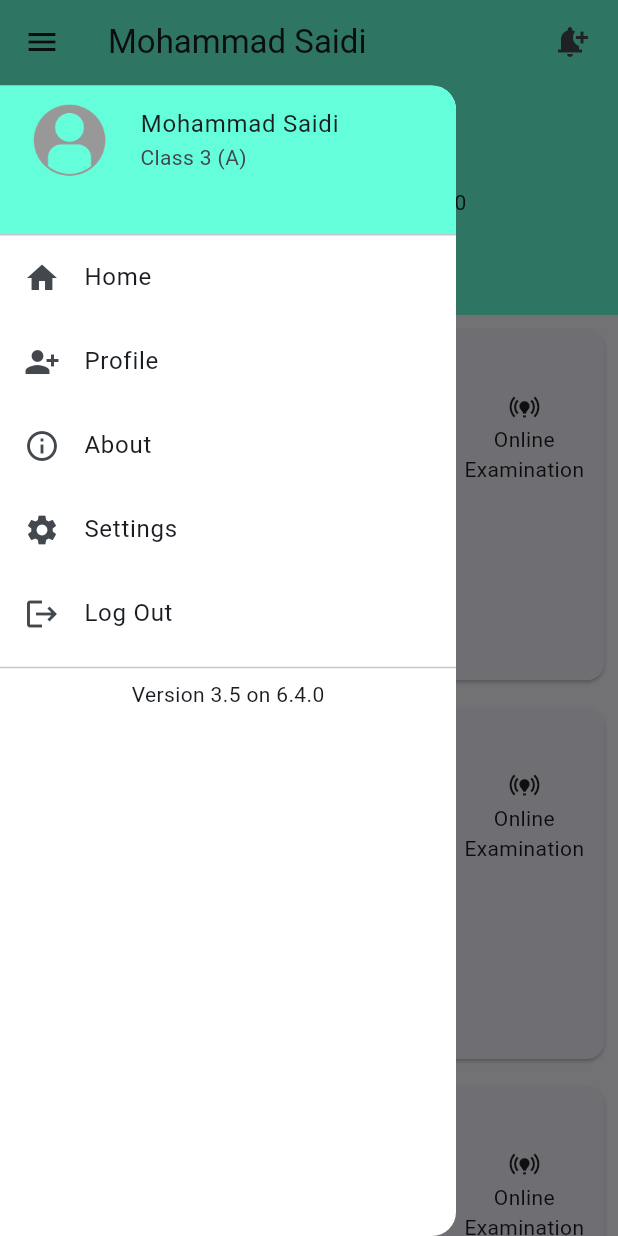
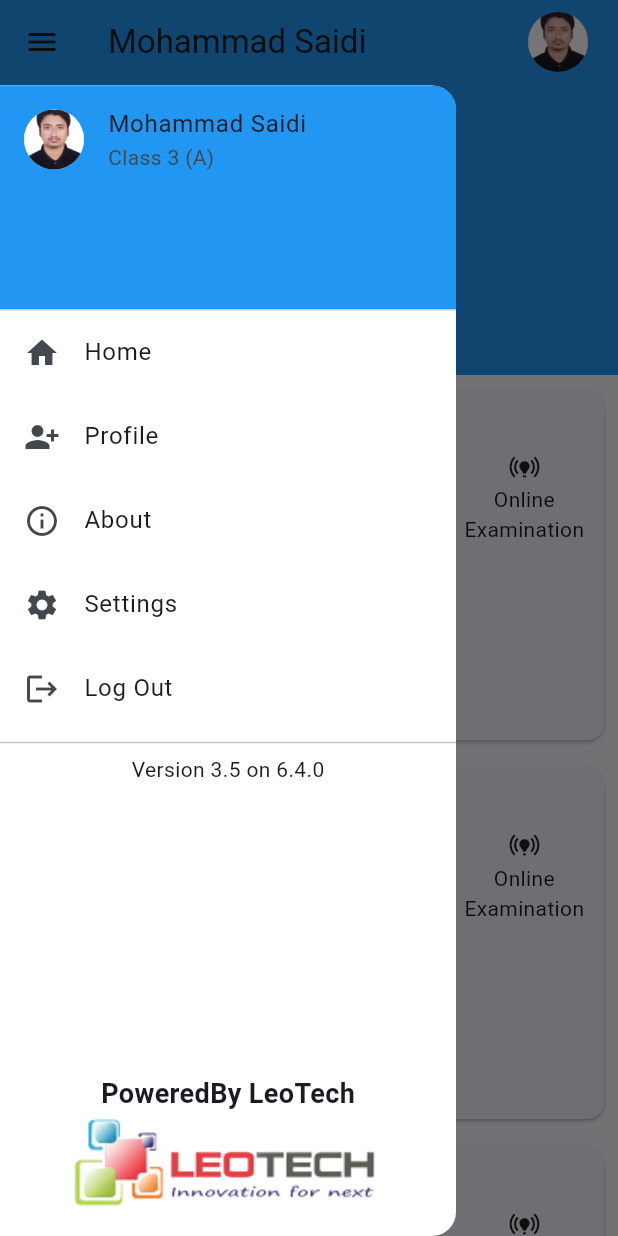
Before and after one commit to Mohammad-Saidi/schoobeeapp, a Flutter app: the screen it shows after launch, with the side drawer open, on a phone screen of 412 x 824 dp. Run offline on Flutter 3.47's test engine with Material 3 defaults, Android fonts, the phone set to English and light mode, and no system bars; our stand-ins replace font_awesome_flutter.

Commit message:
drawer, fees and main file updated

```diff
--- a/lib/main.dart
+++ b/lib/main.dart
@@ -44,22 +44,39 @@ class _MyHomePageState extends State<MyHomePage> {
   Widget build(BuildContext context) {
     var statusBarHeight = MediaQuery.of(context).padding.top;
     var appBarHeight = kToolbarHeight;
+
     return Scaffold(
+
       drawer: const MyDrawer(),
       body: CustomScrollView(
         slivers: <Widget>[
           SliverAppBar(
+
             title: Text('Mohammad Saidi'),
             actions: [
               Padding(
                 padding: EdgeInsets.only(right: 20.0),
-                child: Icon(Icons.notification_add),
+                child: CircleAvatar(
+                  backgroundImage: AssetImage('assets/images/saidi.jpg'),
+                )
               ),
             ],
+
+
             pinned: true,
-            expandedHeight: 210.0,
+            expandedHeight: 250.0,
+            collapsedHeight: 250.0,
+
+
+            // flexibleSpace: FlexibleSpaceBar(
+            //   background: MyFlexibleAppBar(),
+            // ),
+
+
             flexibleSpace: FlexibleSpaceBar(
-              background: MyFlexibleAppBar(),
+              background: ColoredBox(
+                color: Colors.blue,
+              ),
             ),
           ),
 
--- a/lib/widgets/drawer.dart
+++ b/lib/widgets/drawer.dart
@@ -15,15 +15,15 @@ class MyDrawer extends StatelessWidget {
           //padding: EdgeInsets.zero,
           children: [
             SizedBox(
-              height: 100.0,
+              height: 150.0,
               child: DrawerHeader(
                 padding: EdgeInsets.zero,
                 margin: EdgeInsets.zero,
                 decoration: BoxDecoration(
-                  color: Colors.tealAccent,
+                  color: Colors.blue,
                 ),
                 child: ListTile(
-                  leading: Image.asset('assets/images/user.png'),
+                  leading: CircleAvatar(backgroundImage: AssetImage('assets/images/saidi.jpg'),),
                   title: const Text('Mohammad Saidi'),
                   subtitle: const Text('Class 3 (A)'),
                 ),
@@ -55,17 +55,22 @@ class MyDrawer extends StatelessWidget {
               alignment: Alignment.center,
             ),
             Spacer(),
-            // Container(
-            //   alignment: Alignment.bottomCenter,
-            //   padding: EdgeInsets.all(16),
-            //   child: Text(
-            //     'Bottom Center Text',
-            //     style: TextStyle(
-            //       fontSize: 18,
-            //       fontWeight: FontWeight.bold,
-            //     ),
-            //   ),
-            // ),
+            Container(
+              alignment: Alignment.bottomCenter,
+              padding: EdgeInsets.all(16),
+              child: Column(
+                children: [
+                  Text(
+                    'PoweredBy LeoTech',
+                    style: TextStyle(
+                      fontSize: 18,
+                      fontWeight: FontWeight.bold,
+                    ),
+                  ),
+                  Image.asset('assets/images/leotech-logo.png')
+                ],
+              ),
+            ),
           ],
         ),
       ),
```
Also changed, not shown: lib/pages/fees_page.dart (+39 -9 lines).
